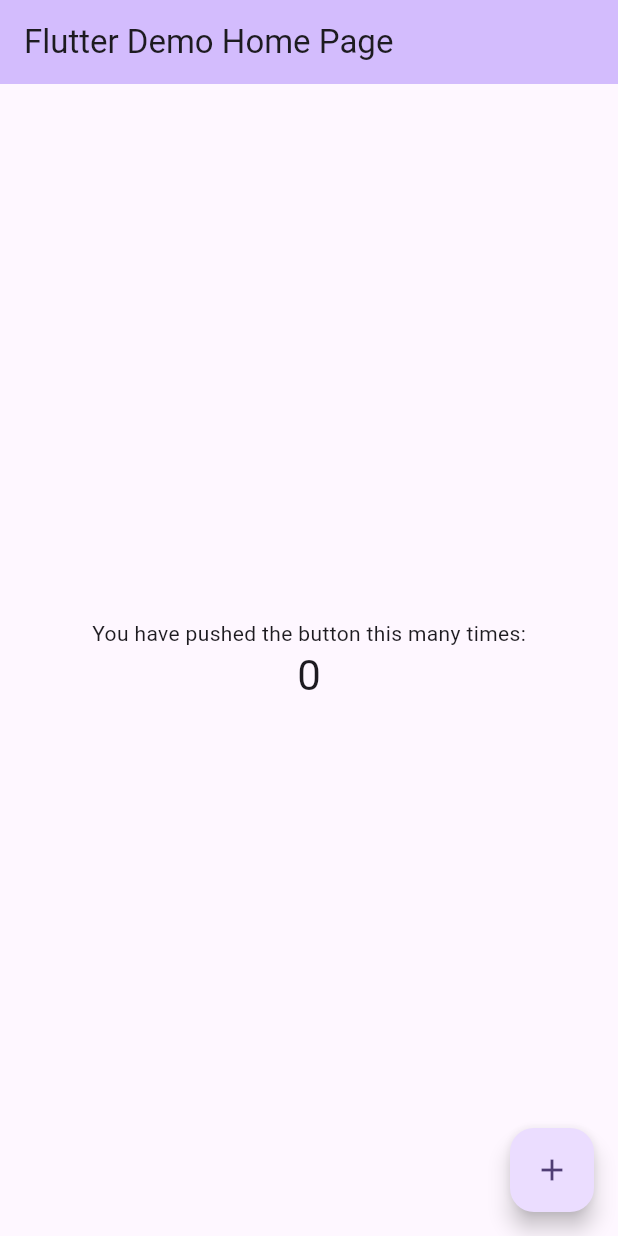
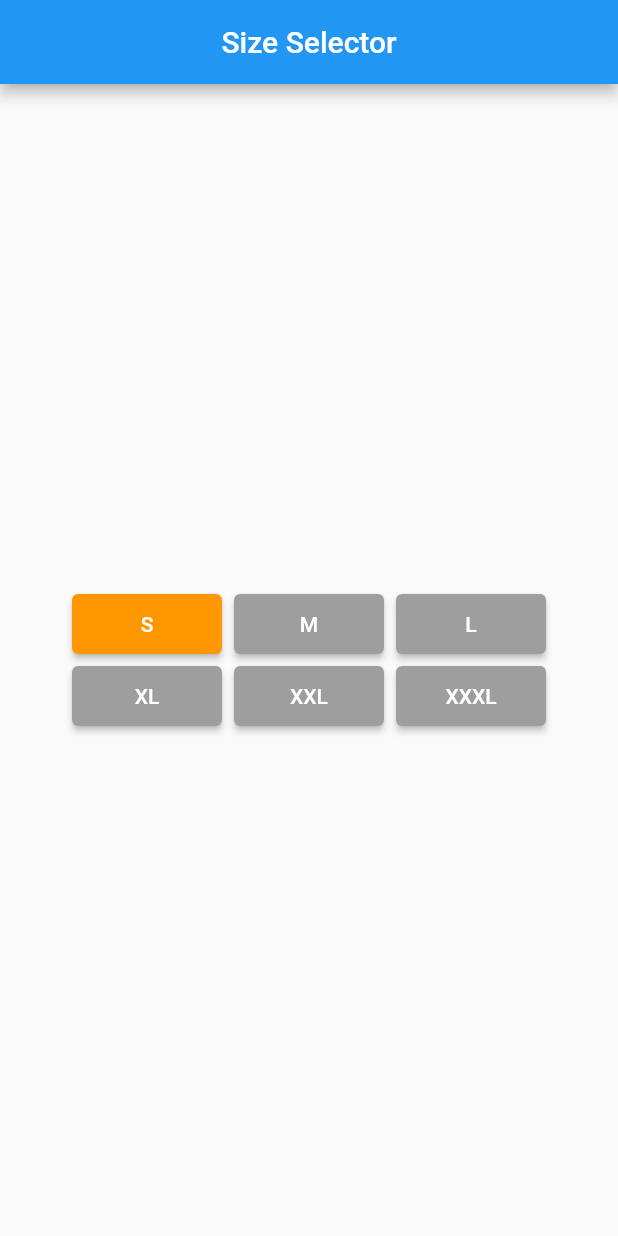
Before and after one commit to Dibratanath/module9_live_test, a Flutter app: the screen it shows after launch, on a phone screen of 412 x 824 dp. Run offline on Flutter 3.47's test engine with Material 2 defaults, Android fonts, the phone set to English and light mode, and no system bars.

Commit message:
Update main.dart

```diff
--- a/lib/main.dart
+++ b/lib/main.dart
@@ -1,125 +1,102 @@
 import 'package:flutter/material.dart';
 
 void main() {
-  runApp(const MyApp());
+  runApp(MyApp());
 }
 
 class MyApp extends StatelessWidget {
-  const MyApp({super.key});
-
-  // This widget is the root of your application.
   @override
   Widget build(BuildContext context) {
     return MaterialApp(
-      title: 'Flutter Demo',
-      theme: ThemeData(
-        // This is the theme of your application.
-        //
-        // TRY THIS: Try running your application with "flutter run". You'll see
-        // the application has a blue toolbar. Then, without quitting the app,
-        // try changing the seedColor in the colorScheme below to Colors.green
-        // and then invoke "hot reload" (save your changes or press the "hot
-        // reload" button in a Flutter-supported IDE, or press "r" if you used
-        // the command line to start the app).
-        //
-        // Notice that the counter didn't reset back to zero; the application
-        // state is not lost during the reload. To reset the state, use hot
-        // restart instead.
-        //
-        // This works for code too, not just values: Most code changes can be
-        // tested with just a hot reload.
-        colorScheme: ColorScheme.fromSeed(seedColor: Colors.deepPurple),
-        useMaterial3: true,
-      ),
-      home: const MyHomePage(title: 'Flutter Demo Home Page'),
+      home: MyHomePage(),
     );
   }
 }
 
 class MyHomePage extends StatefulWidget {
-  const MyHomePage({super.key, required this.title});
-
-  // This widget is the home page of your application. It is stateful, meaning
-  // that it has a State object (defined below) that contains fields that affect
-  // how it looks.
-
-  // This class is the configuration for the state. It holds the values (in this
-  // case the title) provided by the parent (in this case the App widget) and
-  // used by the build method of the State. Fields in a Widget subclass are
-  // always marked "final".
-
-  final String title;
-
   @override
-  State<MyHomePage> createState() => _MyHomePageState();
+  _MyHomePage createState() => _MyHomePage();
 }
 
-class _MyHomePageState extends State<MyHomePage> {
-  int _counter = 0;
+class _MyHomePage extends State<MyHomePage> {
+  Color _selectedColor = Colors.blue;
+  String _selectedSize = 'Small';
 
-  void _incrementCounter() {
+  void _changeColorAndShowSnackbar(Color newColor, String newSize) {
     setState(() {
-      // This call to setState tells the Flutter framework that something has
-      // changed in this State, which causes it to rerun the build method below
-      // so that the display can reflect the updated values. If we changed
-      // _counter without calling setState(), then the build method would not be
-      // called again, and so nothing would appear to happen.
-      _counter++;
+      _selectedColor = newColor;
+      _selectedSize = newSize;
     });
+
+    ScaffoldMessenger.of(context).showSnackBar(
+      SnackBar(
+        content: Text('Selected Size: $_selectedSize'),
+      ),
+    );
+  }
+
+  Widget _buildColorButton(Color color, String size) {
+    return ElevatedButton(
+      onPressed: () {
+        _changeColorAndShowSnackbar(color, size);
+      },
+      style: ElevatedButton.styleFrom(primary: color),
+      child: Text(size),
+    );
   }
 
   @override
   Widget build(BuildContext context) {
-    // This method is rerun every time setState is called, for instance as done
-    // by the _incrementCounter method above.
-    //
-    // The Flutter framework has been optimized to make rerunning build methods
-    // fast, so that you can just rebuild anything that needs updating rather
-    // than having to individually change instances of widgets.
     return Scaffold(
       appBar: AppBar(
-        // TRY THIS: Try changing the color here to a specific color (to
-        // Colors.amber, perhaps?) and trigger a hot reload to see the AppBar
-        // change color while the other colors stay the same.
-        backgroundColor: Theme.of(context).colorScheme.inversePrimary,
-        // Here we take the value from the MyHomePage object that was created by
-        // the App.build method, and use it to set our appbar title.
-        title: Text(widget.title),
+        title: Text('Size Selector'),
+        centerTitle: true,
       ),
       body: Center(
-        // Center is a layout widget. It takes a single child and positions it
-        // in the middle of the parent.
-        child: Column(
-          // Column is also a layout widget. It takes a list of children and
-          // arranges them vertically. By default, it sizes itself to fit its
-          // children horizontally, and tries to be as tall as its parent.
-          //
-          // Column has various properties to control how it sizes itself and
-          // how it positions its children. Here we use mainAxisAlignment to
-          // center the children vertically; the main axis here is the vertical
-          // axis because Columns are vertical (the cross axis would be
-          // horizontal).
-          //
-          // TRY THIS: Invoke "debug painting" (choose the "Toggle Debug Paint"
-          // action in the IDE, or press "p" in the console), to see the
-          // wireframe for each widget.
-          mainAxisAlignment: MainAxisAlignment.center,
-          children: <Widget>[
-            const Text(
-              'You have pushed the button this many times:',
-            ),
-            Text(
-              '$_counter',
-              style: Theme.of(context).textTheme.headlineMedium,
-            ),
-          ],
-        ),
+        child: Wrap(
+
+            runSpacing: 8,
+            spacing: 8,
+
+            children: [
+              Container(
+                width: 100,
+                height: 40,
+                child: _buildColorButton(Colors.orange, 'S'),
+              ),
+
+              Container(
+                height: 40,
+                width: 100,
+                child: _buildColorButton(Colors.grey, 'M'),
+              ),
+
+              Container(
+                height: 40,
+                width: 100,
+                child: _buildColorButton(Colors.grey, 'L'),
+              ),
+
+              Container(
+                height: 40,
+                width: 100,
+                child: _buildColorButton(Colors.grey, 'XL'),
+              ),
+
+              Container(
+                height: 40,
+                width: 100,
+                child: _buildColorButton(Colors.grey, 'XXL'),
+              ),
+
+              Container(
+                height: 40,
+                width: 100,
+                child: _buildColorButton(Colors.grey, 'XXXL'),
+              ),
+            ],
+          ),
       ),
-      floatingActionButton: FloatingActionButton(
-        onPressed: _incrementCounter,
-        tooltip: 'Increment',
-        child: const Icon(Icons.add),
-      ), // This trailing comma makes auto-formatting nicer for build methods.
     );
   }
 }
```
